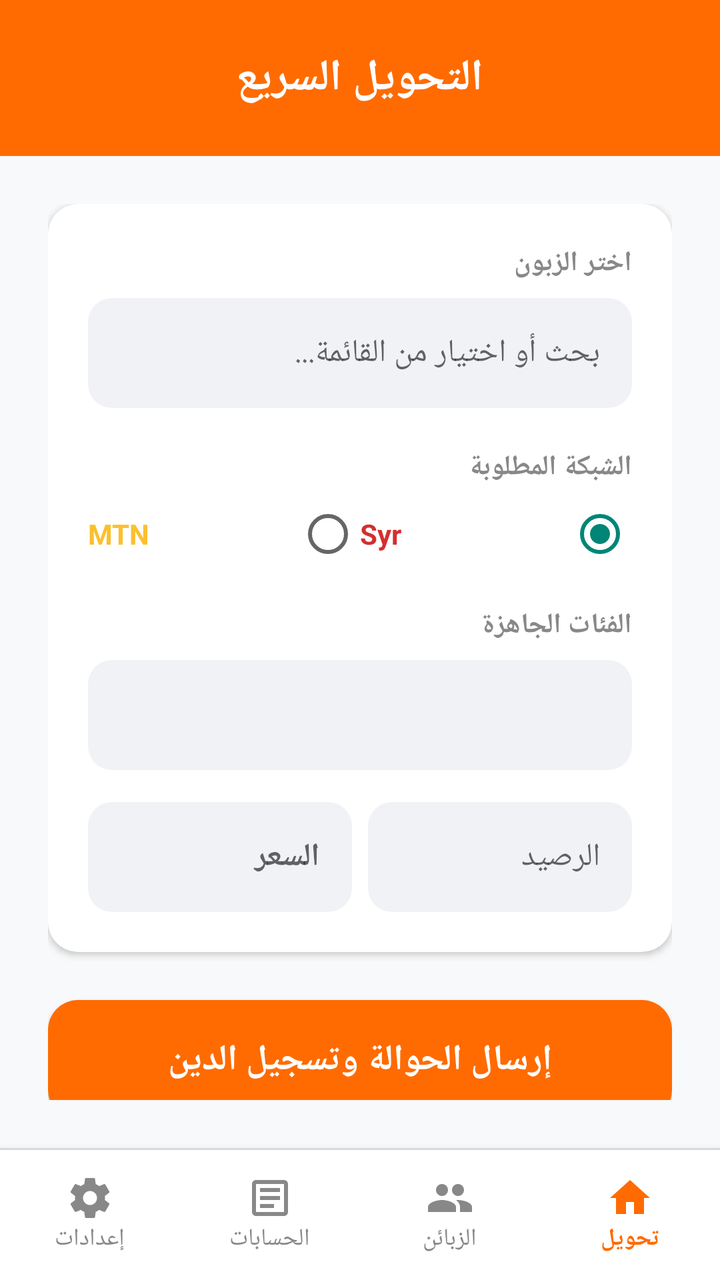
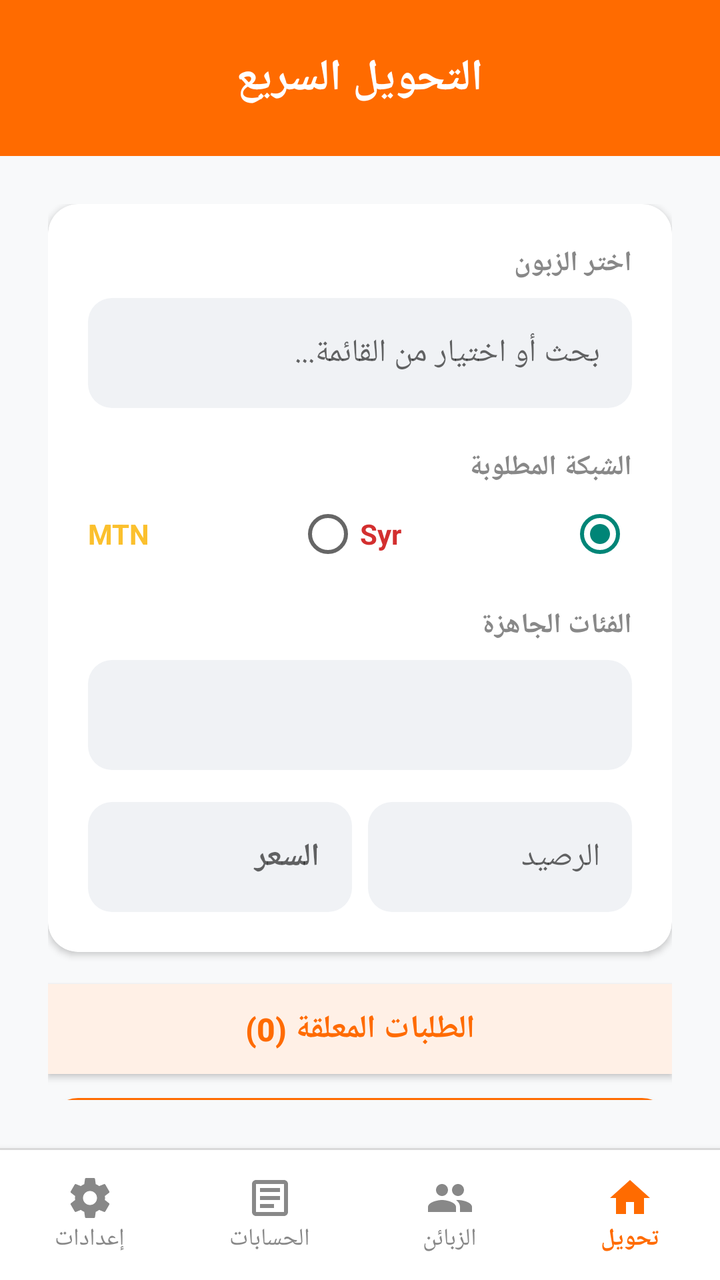

The first picture is an Android layout as it rendered before a commit; the second is the same layout after the commit. The layout source and the unified diff follow.
<!-- AndroidManifest.xml: application theme Theme.AppCompat.Light.NoActionBar -->
<!-- res/layout/activity_main.xml -->
<?xml version="1.0" encoding="utf-8"?>
<LinearLayout xmlns:android="http://schemas.android.com/apk/res/android" xmlns:app="http://schemas.android.com/apk/res-auto" android:layout_width="match_parent" android:layout_height="match_parent" android:orientation="vertical" android:layoutDirection="rtl" android:background="#F8F9FA">
    <LinearLayout android:layout_width="match_parent" android:layout_height="wrap_content" android:background="#FF6B00" android:padding="24dp" android:orientation="vertical" android:gravity="center">
        <TextView android:id="@+id/tv_main_title" android:layout_width="wrap_content" android:layout_height="wrap_content" android:text="التحويل السريع" android:textSize="22sp" android:textStyle="bold" android:textColor="#FFFFFF" />
    </LinearLayout>
    <FrameLayout android:layout_width="match_parent" android:layout_height="0dp" android:layout_weight="1">
        
        
        <LinearLayout android:id="@+id/layout_transfer" android:layout_width="match_parent" android:layout_height="match_parent" android:orientation="vertical" android:padding="24dp">
            <androidx.cardview.widget.CardView android:layout_width="match_parent" android:layout_height="wrap_content" app:cardCornerRadius="15dp" app:cardElevation="2dp" android:layout_marginBottom="24dp" app:cardBackgroundColor="#FFFFFF">
                <LinearLayout android:layout_width="match_parent" android:layout_height="wrap_content" android:orientation="vertical" android:padding="20dp">
                    <TextView android:layout_width="wrap_content" android:layout_height="wrap_content" android:text="اختر الزبون" android:textSize="14sp" android:textStyle="bold" android:textColor="#888888" android:layout_marginBottom="8dp"/>
                    <AutoCompleteTextView android:id="@+id/input_transfer_customer" android:layout_width="match_parent" android:layout_height="55dp" android:background="@drawable/bg_input_gray" android:hint="بحث أو اختيار من القائمة..." android:paddingStart="16dp" android:paddingEnd="16dp" android:textSize="16sp" android:textColor="#333333" android:completionThreshold="1"/>
                    
                    <TextView android:layout_width="wrap_content" android:layout_height="wrap_content" android:text="الشبكة المطلوبة" android:textSize="14sp" android:textStyle="bold" android:textColor="#888888" android:layout_marginTop="20dp" android:layout_marginBottom="8dp"/>
                    <RadioGroup android:id="@+id/rg_network" android:layout_width="match_parent" android:layout_height="wrap_content" android:orientation="horizontal">
                        <RadioButton android:id="@+id/rb_syr" android:layout_width="0dp" android:layout_weight="1" android:layout_height="wrap_content" android:text="Syr" android:textColor="#D32F2F" android:textStyle="bold" android:checked="true"/>
                        <RadioButton android:id="@+id/rb_mtn" android:layout_width="0dp" android:layout_weight="1" android:layout_height="wrap_content" android:text="MTN" android:textColor="#FBC02D" android:textStyle="bold"/>
                    </RadioGroup>
                    
                    <TextView android:layout_width="wrap_content" android:layout_height="wrap_content" android:text="الفئات الجاهزة" android:textSize="14sp" android:textStyle="bold" android:textColor="#888888" android:layout_marginTop="20dp" android:layout_marginBottom="8dp"/>
                    <Spinner android:id="@+id/spinner_quick_amounts" android:layout_width="match_parent" android:layout_height="55dp" android:background="@drawable/bg_input_gray" android:layout_marginBottom="16dp" />

                    <LinearLayout android:layout_width="match_parent" android:layout_height="wrap_content" android:orientation="horizontal">
                        
                        <EditText android:id="@+id/input_transfer_amount" android:layout_width="0dp" android:layout_weight="1" android:layout_height="55dp" android:background="@drawable/bg_input_gray" android:inputType="number" android:hint="الرصيد" android:paddingStart="16dp" android:paddingEnd="16dp" android:textSize="16sp" android:textColor="#333333" android:layout_marginEnd="8dp"/>
                        <EditText android:id="@+id/input_transfer_price" android:layout_width="0dp" android:layout_weight="1" android:layout_height="55dp" android:background="@drawable/bg_input_gray" android:inputType="number" android:hint="السعر" android:paddingStart="16dp" android:paddingEnd="16dp" android:textSize="16sp" android:textColor="#D32F2F" android:textStyle="bold"/>
                    </LinearLayout>
                </LinearLayout>
            </androidx.cardview.widget.CardView>
            <androidx.appcompat.widget.AppCompatButton android:id="@+id/btn_execute_transfer" android:layout_width="match_parent" android:layout_height="60dp" android:text="إرسال الحوالة وتسجيل الدين" android:textSize="18sp" android:textStyle="bold" android:background="@drawable/bg_rounded_orange" android:textColor="#FFFFFF" />
        </LinearLayout>

        
        <LinearLayout android:id="@+id/layout_customers" android:layout_width="match_parent" android:layout_height="match_parent" android:orientation="vertical" android:padding="24dp" android:visibility="gone">
            <androidx.cardview.widget.CardView android:layout_width="match_parent" android:layout_height="wrap_content" app:cardCornerRadius="15dp" app:cardElevation="2dp" android:layout_marginBottom="20dp" app:cardBackgroundColor="#FFFFFF">
                <LinearLayout android:layout_width="match_parent" android:layout_height="wrap_content" android:orientation="vertical">
                    <EditText android:id="@+id/input_cust_name" android:layout_width="match_parent" android:layout_height="50dp" android:background="@null" android:hint="اسم الزبون" android:paddingStart="20dp" android:paddingEnd="20dp" android:textSize="16sp" android:textColor="#333333" />
                    <View android:layout_width="match_parent" android:layout_height="1dp" android:background="#EEEEEE" />
                    
                    <EditText android:id="@+id/input_cust_syriatel" android:layout_width="match_parent" android:layout_height="50dp" android:background="@null" android:inputType="phone" android:hint="رقم Syr" android:paddingStart="20dp" android:paddingEnd="20dp" android:textSize="16sp" android:textColor="#D32F2F" />
                    <View android:layout_width="match_parent" android:layout_height="1dp" android:background="#EEEEEE" />
                    
                    <EditText android:id="@+id/input_cust_mtn" android:layout_width="match_parent" android:layout_height="50dp" android:background="@null" android:inputType="phone" android:hint="رقم MTN" android:paddingStart="20dp" android:paddingEnd="20dp" android:textSize="16sp" android:textColor="#FBC02D" />
                </LinearLayout>
            </androidx.cardview.widget.CardView>
            <androidx.appcompat.widget.AppCompatButton android:id="@+id/btn_save_customer" android:layout_width="match_parent" android:layout_height="55dp" android:text="حفظ الزبون" android:textSize="18sp" android:textStyle="bold" android:background="@drawable/bg_rounded_orange" android:textColor="#FFFFFF" android:layout_marginBottom="20dp"/>
            <TextView android:layout_width="wrap_content" android:layout_height="wrap_content" android:text="الزبائن المسجلين" android:textSize="18sp" android:textStyle="bold" android:textColor="#2C3E50" android:layout_marginBottom="12dp"/>
            <androidx.recyclerview.widget.RecyclerView android:id="@+id/recycler_customers" android:layout_width="match_parent" android:layout_height="match_parent" android:clipToPadding="false" android:paddingBottom="20dp" />
        </LinearLayout>

        
        <LinearLayout android:id="@+id/layout_debt" android:layout_width="match_parent" android:layout_height="match_parent" android:orientation="vertical" android:padding="24dp" android:visibility="gone">
            <androidx.cardview.widget.CardView android:layout_width="match_parent" android:layout_height="wrap_content" app:cardCornerRadius="15dp" app:cardElevation="2dp" android:layout_marginBottom="20dp" app:cardBackgroundColor="#FFF0E6">
                <LinearLayout android:layout_width="match_parent" android:layout_height="wrap_content" android:padding="20dp" android:orientation="vertical" android:gravity="center">
                    <TextView android:layout_width="wrap_content" android:layout_height="wrap_content" android:text="صافي ديون السوق (لنا)" android:textSize="16sp" android:textColor="#FF6B00"/>
                    <TextView android:id="@+id/tv_total_debt" android:layout_width="wrap_content" android:layout_height="wrap_content" android:text="0 ل.س" android:textSize="28sp" android:textStyle="bold" android:textColor="#D32F2F" android:layout_marginTop="8dp"/>
                </LinearLayout>
            </androidx.cardview.widget.CardView>
            <androidx.cardview.widget.CardView android:layout_width="match_parent" android:layout_height="wrap_content" app:cardCornerRadius="15dp" app:cardElevation="2dp" android:layout_marginBottom="20dp" app:cardBackgroundColor="#FFFFFF">
                <LinearLayout android:layout_width="match_parent" android:layout_height="wrap_content" android:orientation="vertical" android:padding="16dp">
                    <AutoCompleteTextView android:id="@+id/input_trans_customer" android:layout_width="match_parent" android:layout_height="50dp" android:background="@drawable/bg_input_gray" android:hint="اختر الزبون..." android:paddingStart="16dp" android:paddingEnd="16dp" android:textSize="16sp" android:textColor="#333333" android:completionThreshold="1" android:layout_marginBottom="12dp"/>
                    <RadioGroup android:id="@+id/rg_trans_type" android:layout_width="match_parent" android:layout_height="wrap_content" android:orientation="horizontal" android:layout_marginBottom="12dp">
                        <RadioButton android:id="@+id/rb_debt" android:layout_width="0dp" android:layout_weight="1" android:layout_height="wrap_content" android:text="أخذ رصيد (دين)" android:textColor="#D32F2F" android:textStyle="bold" android:checked="true"/>
                        <RadioButton android:id="@+id/rb_payment" android:layout_width="0dp" android:layout_weight="1" android:layout_height="wrap_content" android:text="سدد دفعة" android:textColor="#388E3C" android:textStyle="bold"/>
                    </RadioGroup>
                    <LinearLayout android:layout_width="match_parent" android:layout_height="wrap_content" android:orientation="horizontal">
                        <EditText android:id="@+id/input_trans_amount" android:layout_width="0dp" android:layout_weight="1" android:layout_height="50dp" android:background="@drawable/bg_input_gray" android:inputType="number" android:hint="المبلغ" android:paddingStart="16dp" android:paddingEnd="16dp" android:textSize="16sp" android:textColor="#333333" android:layout_marginEnd="8dp"/>
                        <EditText android:id="@+id/input_trans_note" android:layout_width="0dp" android:layout_weight="1" android:layout_height="50dp" android:background="@drawable/bg_input_gray" android:hint="ملاحظة" android:paddingStart="16dp" android:paddingEnd="16dp" android:textSize="16sp" android:textColor="#333333" />
                    </LinearLayout>
                    <androidx.appcompat.widget.AppCompatButton android:id="@+id/btn_save_trans" android:layout_width="match_parent" android:layout_height="50dp" android:text="تسجيل الحركة" android:textSize="16sp" android:textStyle="bold" android:background="@drawable/bg_rounded_orange" android:textColor="#FFFFFF" android:layout_marginTop="16dp"/>
                </LinearLayout>
            </androidx.cardview.widget.CardView>
            <TextView android:layout_width="wrap_content" android:layout_height="wrap_content" android:text="سجل الحركات" android:textSize="18sp" android:textStyle="bold" android:textColor="#2C3E50" android:layout_marginBottom="12dp"/>
            <androidx.recyclerview.widget.RecyclerView android:id="@+id/recycler_transactions" android:layout_width="match_parent" android:layout_height="match_parent" android:clipToPadding="false" android:paddingBottom="20dp" />
        </LinearLayout>

        
        <ScrollView android:id="@+id/layout_settings" android:layout_width="match_parent" android:layout_height="match_parent" android:visibility="gone">
            <LinearLayout android:layout_width="match_parent" android:layout_height="wrap_content" android:orientation="vertical" android:padding="24dp">
                <TextView android:layout_width="wrap_content" android:layout_height="wrap_content" android:text="إعدادات التحويل والفئات" android:textSize="20sp" android:textStyle="bold" android:textColor="#2C3E50" android:layout_marginBottom="20dp"/>
                <androidx.cardview.widget.CardView android:layout_width="match_parent" android:layout_height="wrap_content" app:cardCornerRadius="15dp" app:cardElevation="2dp" android:layout_marginBottom="24dp" app:cardBackgroundColor="#FFFFFF">
                    <LinearLayout android:layout_width="match_parent" android:layout_height="wrap_content" android:orientation="vertical" android:padding="20dp">
                        <TextView android:layout_width="wrap_content" android:layout_height="wrap_content" android:text="الرمز السري الافتراضي للخط (PIN)" android:textSize="14sp" android:textStyle="bold" android:textColor="#888888" android:layout_marginBottom="8dp"/>
                        <EditText android:id="@+id/input_settings_pin" android:layout_width="match_parent" android:layout_height="55dp" android:background="@drawable/bg_input_gray" android:inputType="numberPassword" android:hint="مثال: 0000" android:paddingStart="16dp" android:paddingEnd="16dp" android:textColor="#333333" android:layout_marginBottom="20dp"/>
                        <TextView android:layout_width="wrap_content" android:layout_height="wrap_content" android:text="فئات Syr (المبلغ:السعر)" android:textSize="14sp" android:textStyle="bold" android:textColor="#888888" android:layout_marginBottom="8dp"/>
                        <EditText android:id="@+id/input_settings_syr_amounts" android:layout_width="match_parent" android:layout_height="55dp" android:background="@drawable/bg_input_gray" android:inputType="text" android:hint="مثال: 1000:1300, 2000:2600" android:paddingStart="16dp" android:paddingEnd="16dp" android:textColor="#333333" android:layout_marginBottom="20dp"/>
                        <TextView android:layout_width="wrap_content" android:layout_height="wrap_content" android:text="فئات MTN (المبلغ:السعر)" android:textSize="14sp" android:textStyle="bold" android:textColor="#888888" android:layout_marginBottom="8dp"/>
                        <EditText android:id="@+id/input_settings_mtn_amounts" android:layout_width="match_parent" android:layout_height="55dp" android:background="@drawable/bg_input_gray" android:inputType="text" android:hint="مثال: 1000:1250" android:paddingStart="16dp" android:paddingEnd="16dp" android:textColor="#333333"/>
                    </LinearLayout>
                </androidx.cardview.widget.CardView>
                <androidx.appcompat.widget.AppCompatButton android:id="@+id/btn_save_settings" android:layout_width="match_parent" android:layout_height="55dp" android:text="حفظ الإعدادات" android:textSize="18sp" android:textStyle="bold" android:background="@drawable/bg_rounded_orange" android:textColor="#FFFFFF" />
            </LinearLayout>
        </ScrollView>
    </FrameLayout>
    <View android:layout_width="match_parent" android:layout_height="1dp" android:background="#E0E0E0" />
    
    <LinearLayout android:layout_width="match_parent" android:layout_height="65dp" android:orientation="horizontal" android:background="#FFFFFF" android:elevation="8dp">
        <LinearLayout android:id="@+id/nav_transfer" android:layout_width="0dp" android:layout_weight="1" android:layout_height="match_parent" android:orientation="vertical" android:gravity="center" android:background="?android:attr/selectableItemBackground" android:clickable="true">
            <ImageView android:layout_width="24dp" android:layout_height="24dp" android:src="@drawable/ic_home" android:tint="#FF6B00"/>
            <TextView android:layout_width="wrap_content" android:layout_height="wrap_content" android:text="تحويل" android:textSize="12sp" android:textStyle="bold" android:textColor="#FF6B00"/>
        </LinearLayout>
        <LinearLayout android:id="@+id/nav_customers" android:layout_width="0dp" android:layout_weight="1" android:layout_height="match_parent" android:orientation="vertical" android:gravity="center" android:background="?android:attr/selectableItemBackground" android:clickable="true">
            <ImageView android:layout_width="24dp" android:layout_height="24dp" android:src="@drawable/ic_customers" android:tint="#888888"/>
            <TextView android:layout_width="wrap_content" android:layout_height="wrap_content" android:text="الزبائن" android:textSize="12sp" android:textColor="#888888"/>
        </LinearLayout>
        <LinearLayout android:id="@+id/nav_debt" android:layout_width="0dp" android:layout_weight="1" android:layout_height="match_parent" android:orientation="vertical" android:gravity="center" android:background="?android:attr/selectableItemBackground" android:clickable="true">
            <ImageView android:layout_width="24dp" android:layout_height="24dp" android:src="@drawable/ic_debt" android:tint="#888888"/>
            <TextView android:layout_width="wrap_content" android:layout_height="wrap_content" android:text="الحسابات" android:textSize="12sp" android:textColor="#888888"/>
        </LinearLayout>
        <LinearLayout android:id="@+id/nav_settings" android:layout_width="0dp" android:layout_weight="1" android:layout_height="match_parent" android:orientation="vertical" android:gravity="center" android:background="?android:attr/selectableItemBackground" android:clickable="true">
            <ImageView android:layout_width="24dp" android:layout_height="24dp" android:src="@drawable/ic_settings" android:tint="#888888"/>
            <TextView android:layout_width="wrap_content" android:layout_height="wrap_content" android:text="إعدادات" android:textSize="12sp" android:textColor="#888888"/>
        </LinearLayout>
    </LinearLayout>
</LinearLayout>
<!-- resources referenced by this layout -->
<resources>
  <!-- drawable bg_input_gray (drawable) -->
  ﻿<?xml version="1.0" encoding="utf-8"?>
  <shape xmlns:android="http://schemas.android.com/apk/res/android" android:shape="rectangle">
      <solid android:color="#F0F2F5" />
      <corners android:radius="12dp" />
  </shape>
  <!-- drawable bg_rounded_orange (drawable) -->
  <?xml version="1.0" encoding="utf-8"?>
  <shape xmlns:android="http://schemas.android.com/apk/res/android" android:shape="rectangle">
      <solid android:color="#FF6B00" />
      <corners android:radius="15dp" />
  </shape>
  <!-- drawable ic_customers (drawable) -->
  ﻿<?xml version="1.0" encoding="utf-8"?>
  <vector xmlns:android="http://schemas.android.com/apk/res/android" android:width="24dp" android:height="24dp" android:viewportWidth="24" android:viewportHeight="24">
      <path android:fillColor="#888888" android:pathData="M16 11c1.66 0 2.99-1.34 2.99-3S17.66 5 16 5c-1.66 0-3 1.34-3 3s1.34 3 3 3zm-8 0c1.66 0 2.99-1.34 2.99-3S9.66 5 8 5C6.34 5 5 6.34 5 8s1.34 3 3 3zm0 2c-2.33 0-7 1.17-7 3.5V19h14v-2.5c0-2.33-4.67-3.5-7-3.5zm8 0c-.29 0-.62.02-.97.05 1.16.84 1.97 1.97 1.97 3.45V19h6v-2.5c0-2.33-4.67-3.5-7-3.5z"/>
  </vector>
  <!-- drawable ic_debt (drawable) -->
  ﻿<?xml version="1.0" encoding="utf-8"?>
  <vector xmlns:android="http://schemas.android.com/apk/res/android" android:width="24dp" android:height="24dp" android:viewportWidth="24" android:viewportHeight="24">
      <path android:fillColor="#888888" android:pathData="M19,3H5C3.89,3 3,3.9 3,5v14c0,1.1 0.89,2 2,2h14c1.11,0 2,-0.9 2,-2V5C21,3.9 20.11,3 19,3zM19,19H5V5h14V19zM7,7h10v2H7V7zM7,11h10v2H7V11zM7,15h7v2H7V15z"/>
  </vector>
  <!-- drawable ic_home (drawable) -->
  ﻿<?xml version="1.0" encoding="utf-8"?>
  <vector xmlns:android="http://schemas.android.com/apk/res/android" android:width="24dp" android:height="24dp" android:viewportWidth="24" android:viewportHeight="24">
      <path android:fillColor="#FF6B00" android:pathData="M10,20v-6h4v6h5v-8h3L12,3 2,12h3v8z"/>
  </vector>
  <!-- drawable ic_settings (drawable) -->
  ﻿<?xml version="1.0" encoding="utf-8"?>
  <vector xmlns:android="http://schemas.android.com/apk/res/android" android:width="24dp" android:height="24dp" android:viewportWidth="24" android:viewportHeight="24">
      <path android:fillColor="#888888" android:pathData="M19.43,12.98c0.04,-0.32 0.07,-0.64 0.07,-0.98s-0.03,-0.66 -0.07,-0.98l2.11,-1.65c0.19,-0.15 0.24,-0.42 0.12,-0.64l-2,-3.46c-0.12,-0.22 -0.39,-0.3 -0.61,-0.22l-2.49,1c-0.52,-0.4 -1.08,-0.73 -1.69,-0.98l-0.38,-2.65C14.46,2.18 14.25,2 14,2h-4c-0.25,0 -0.46,0.18 -0.49,0.42l-0.38,2.65c-0.61,0.25 -1.17,0.59 -1.69,0.98l-2.49,-1c-0.23,-0.09 -0.49,0 -0.61,0.22l-2,3.46c-0.13,0.22 -0.07,0.49 0.12,0.64l2.11,1.65c-0.04,0.32 -0.07,0.65 -0.07,0.98s0.03,0.66 0.07,0.98l-2.11,1.65c-0.19,0.15 -0.24,0.42 -0.12,0.64l2,3.46c0.12,0.22 0.39,0.3 0.61,0.22l2.49,-1c0.52,0.4 1.08,0.73 1.69,0.98l0.38,2.65C9.54,21.82 9.75,22 10,22h4c0.25,0 0.46,-0.18 0.49,-0.42l0.38,-2.65c0.61,-0.25 1.17,-0.59 1.69,-0.98l2.49,1c0.23,0.09 0.49,0 0.61,-0.22l2,-3.46c0.12,-0.22 0.07,-0.49 -0.12,-0.64l-2.11,-1.65zM12,15.5c-1.93,0 -3.5,-1.57 -3.5,-3.5s1.57,-3.5 3.5,-3.5 3.5,1.57 3.5,3.5 -1.57,3.5 -3.5,3.5z"/>
  </vector>
</resources>

<!-- the commit's change to res/layout/activity_main.xml (unified diff, before → after) -->
@@ -7,28 +7,25 @@
         
         
         <LinearLayout android:id="@+id/layout_transfer" android:layout_width="match_parent" android:layout_height="match_parent" android:orientation="vertical" android:padding="24dp">
-            <androidx.cardview.widget.CardView android:layout_width="match_parent" android:layout_height="wrap_content" app:cardCornerRadius="15dp" app:cardElevation="2dp" android:layout_marginBottom="24dp" app:cardBackgroundColor="#FFFFFF">
+            <androidx.cardview.widget.CardView android:layout_width="match_parent" android:layout_height="wrap_content" app:cardCornerRadius="15dp" app:cardElevation="2dp" android:layout_marginBottom="16dp" app:cardBackgroundColor="#FFFFFF">
                 <LinearLayout android:layout_width="match_parent" android:layout_height="wrap_content" android:orientation="vertical" android:padding="20dp">
                     <TextView android:layout_width="wrap_content" android:layout_height="wrap_content" android:text="اختر الزبون" android:textSize="14sp" android:textStyle="bold" android:textColor="#888888" android:layout_marginBottom="8dp"/>
                     <AutoCompleteTextView android:id="@+id/input_transfer_customer" android:layout_width="match_parent" android:layout_height="55dp" android:background="@drawable/bg_input_gray" android:hint="بحث أو اختيار من القائمة..." android:paddingStart="16dp" android:paddingEnd="16dp" android:textSize="16sp" android:textColor="#333333" android:completionThreshold="1"/>
-                    
                     <TextView android:layout_width="wrap_content" android:layout_height="wrap_content" android:text="الشبكة المطلوبة" android:textSize="14sp" android:textStyle="bold" android:textColor="#888888" android:layout_marginTop="20dp" android:layout_marginBottom="8dp"/>
                     <RadioGroup android:id="@+id/rg_network" android:layout_width="match_parent" android:layout_height="wrap_content" android:orientation="horizontal">
                         <RadioButton android:id="@+id/rb_syr" android:layout_width="0dp" android:layout_weight="1" android:layout_height="wrap_content" android:text="Syr" android:textColor="#D32F2F" android:textStyle="bold" android:checked="true"/>
                         <RadioButton android:id="@+id/rb_mtn" android:layout_width="0dp" android:layout_weight="1" android:layout_height="wrap_content" android:text="MTN" android:textColor="#FBC02D" android:textStyle="bold"/>
                     </RadioGroup>
-                    
                     <TextView android:layout_width="wrap_content" android:layout_height="wrap_content" android:text="الفئات الجاهزة" android:textSize="14sp" android:textStyle="bold" android:textColor="#888888" android:layout_marginTop="20dp" android:layout_marginBottom="8dp"/>
                     <Spinner android:id="@+id/spinner_quick_amounts" android:layout_width="match_parent" android:layout_height="55dp" android:background="@drawable/bg_input_gray" android:layout_marginBottom="16dp" />
-
                     <LinearLayout android:layout_width="match_parent" android:layout_height="wrap_content" android:orientation="horizontal">
-                        
                         <EditText android:id="@+id/input_transfer_amount" android:layout_width="0dp" android:layout_weight="1" android:layout_height="55dp" android:background="@drawable/bg_input_gray" android:inputType="number" android:hint="الرصيد" android:paddingStart="16dp" android:paddingEnd="16dp" android:textSize="16sp" android:textColor="#333333" android:layout_marginEnd="8dp"/>
                         <EditText android:id="@+id/input_transfer_price" android:layout_width="0dp" android:layout_weight="1" android:layout_height="55dp" android:background="@drawable/bg_input_gray" android:inputType="number" android:hint="السعر" android:paddingStart="16dp" android:paddingEnd="16dp" android:textSize="16sp" android:textColor="#D32F2F" android:textStyle="bold"/>
                     </LinearLayout>
                 </LinearLayout>
             </androidx.cardview.widget.CardView>
-            <androidx.appcompat.widget.AppCompatButton android:id="@+id/btn_execute_transfer" android:layout_width="match_parent" android:layout_height="60dp" android:text="إرسال الحوالة وتسجيل الدين" android:textSize="18sp" android:textStyle="bold" android:background="@drawable/bg_rounded_orange" android:textColor="#FFFFFF" />
+            <androidx.appcompat.widget.AppCompatButton android:id="@+id/btn_show_pending" android:layout_width="match_parent" android:layout_height="45dp" android:text="الطلبات المعلقة (0)" android:textSize="16sp" android:textStyle="bold" android:textColor="#FF6B00" android:background="#FFF0E6" android:layout_marginBottom="12dp"/>
+            <androidx.appcompat.widget.AppCompatButton android:id="@+id/btn_execute_transfer" android:layout_width="match_parent" android:layout_height="60dp" android:text="تحويل الرصيد" android:textSize="18sp" android:textStyle="bold" android:background="@drawable/bg_rounded_orange" android:textColor="#FFFFFF" />
         </LinearLayout>
 
         
@@ -37,10 +34,8 @@
                 <LinearLayout android:layout_width="match_parent" android:layout_height="wrap_content" android:orientation="vertical">
                     <EditText android:id="@+id/input_cust_name" android:layout_width="match_parent" android:layout_height="50dp" android:background="@null" android:hint="اسم الزبون" android:paddingStart="20dp" android:paddingEnd="20dp" android:textSize="16sp" android:textColor="#333333" />
                     <View android:layout_width="match_parent" android:layout_height="1dp" android:background="#EEEEEE" />
-                    
                     <EditText android:id="@+id/input_cust_syriatel" android:layout_width="match_parent" android:layout_height="50dp" android:background="@null" android:inputType="phone" android:hint="رقم Syr" android:paddingStart="20dp" android:paddingEnd="20dp" android:textSize="16sp" android:textColor="#D32F2F" />
                     <View android:layout_width="match_parent" android:layout_height="1dp" android:background="#EEEEEE" />
-                    
                     <EditText android:id="@+id/input_cust_mtn" android:layout_width="match_parent" android:layout_height="50dp" android:background="@null" android:inputType="phone" android:hint="رقم MTN" android:paddingStart="20dp" android:paddingEnd="20dp" android:textSize="16sp" android:textColor="#FBC02D" />
                 </LinearLayout>
             </androidx.cardview.widget.CardView>
@@ -49,7 +44,6 @@
             <androidx.recyclerview.widget.RecyclerView android:id="@+id/recycler_customers" android:layout_width="match_parent" android:layout_height="match_parent" android:clipToPadding="false" android:paddingBottom="20dp" />
         </LinearLayout>
 
-        
         <LinearLayout android:id="@+id/layout_debt" android:layout_width="match_parent" android:layout_height="match_parent" android:orientation="vertical" android:padding="24dp" android:visibility="gone">
             <androidx.cardview.widget.CardView android:layout_width="match_parent" android:layout_height="wrap_content" app:cardCornerRadius="15dp" app:cardElevation="2dp" android:layout_marginBottom="20dp" app:cardBackgroundColor="#FFF0E6">
                 <LinearLayout android:layout_width="match_parent" android:layout_height="wrap_content" android:padding="20dp" android:orientation="vertical" android:gravity="center">
@@ -75,7 +69,6 @@
             <androidx.recyclerview.widget.RecyclerView android:id="@+id/recycler_transactions" android:layout_width="match_parent" android:layout_height="match_parent" android:clipToPadding="false" android:paddingBottom="20dp" />
         </LinearLayout>
 
-        
         <ScrollView android:id="@+id/layout_settings" android:layout_width="match_parent" android:layout_height="match_parent" android:visibility="gone">
             <LinearLayout android:layout_width="match_parent" android:layout_height="wrap_content" android:orientation="vertical" android:padding="24dp">
                 <TextView android:layout_width="wrap_content" android:layout_height="wrap_content" android:text="إعدادات التحويل والفئات" android:textSize="20sp" android:textStyle="bold" android:textColor="#2C3E50" android:layout_marginBottom="20dp"/>
@@ -86,7 +79,7 @@
                         <TextView android:layout_width="wrap_content" android:layout_height="wrap_content" android:text="فئات Syr (المبلغ:السعر)" android:textSize="14sp" android:textStyle="bold" android:textColor="#888888" android:layout_marginBottom="8dp"/>
                         <EditText android:id="@+id/input_settings_syr_amounts" android:layout_width="match_parent" android:layout_height="55dp" android:background="@drawable/bg_input_gray" android:inputType="text" android:hint="مثال: 1000:1300, 2000:2600" android:paddingStart="16dp" android:paddingEnd="16dp" android:textColor="#333333" android:layout_marginBottom="20dp"/>
                         <TextView android:layout_width="wrap_content" android:layout_height="wrap_content" android:text="فئات MTN (المبلغ:السعر)" android:textSize="14sp" android:textStyle="bold" android:textColor="#888888" android:layout_marginBottom="8dp"/>
-                        <EditText android:id="@+id/input_settings_mtn_amounts" android:layout_width="match_parent" android:layout_height="55dp" android:background="@drawable/bg_input_gray" android:inputType="text" android:hint="مثال: 1000:1250" android:paddingStart="16dp" android:paddingEnd="16dp" android:textColor="#333333"/>
+                        <EditText android:id="@+id/input_settings_mtn_amounts" android:layout_width="match_parent" android:layout_height="55dp" android:background="@drawable/bg_input_gray" android:inputType="text" android:hint="مثال: 1000:1250, 1500:1900" android:paddingStart="16dp" android:paddingEnd="16dp" android:textColor="#333333"/>
                     </LinearLayout>
                 </androidx.cardview.widget.CardView>
                 <androidx.appcompat.widget.AppCompatButton android:id="@+id/btn_save_settings" android:layout_width="match_parent" android:layout_height="55dp" android:text="حفظ الإعدادات" android:textSize="18sp" android:textStyle="bold" android:background="@drawable/bg_rounded_orange" android:textColor="#FFFFFF" />
